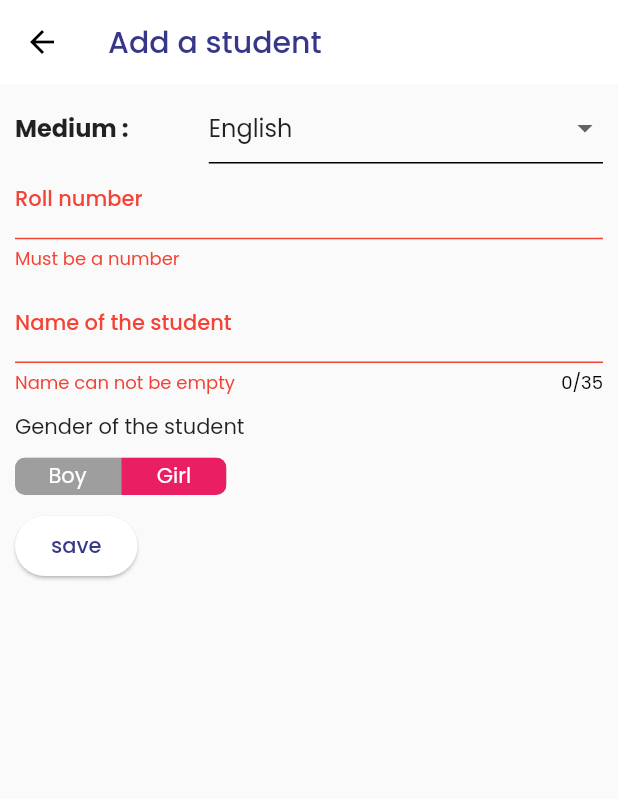
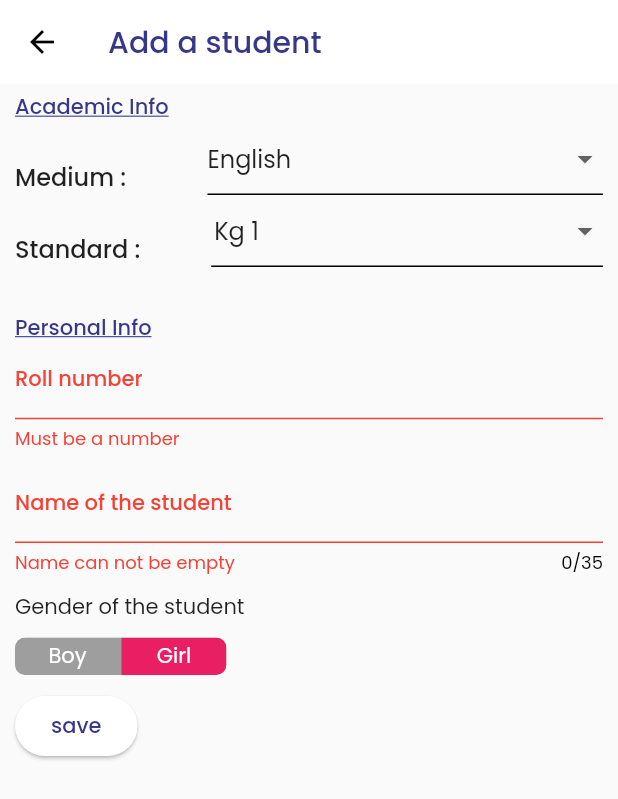
Before and after one commit to HarshMakwana27/blue_saffron_school_app, a Flutter app: the AddStudent screen opened directly, after a tap on "save", on a phone screen of 412 x 824 dp. Shown: the top 799 px of the screen. Run offline on Flutter 3.47's test engine with Material 2 defaults, Android fonts, the phone set to English and light mode, and no system bars; drawn by our look-alikes of toggle_switch; our stand-ins replace google_fonts, transparent_image; missing offline and left inert: dart:ffi.

Commit message:
completed add student form

```diff
--- a/lib/screens/add_student.dart
+++ b/lib/screens/add_student.dart
@@ -1,6 +1,7 @@
 import 'package:flutter/material.dart';
 import 'package:school/model/student.dart';
 import 'package:http/http.dart' as http;
+import 'package:school/screens/home_screen.dart';
 import 'package:school/widgets/student_tile.dart';
 import 'dart:convert';
 
@@ -15,41 +16,130 @@ class AddStudent extends StatefulWidget {
 
 class _AddStudentState extends State<AddStudent> {
   final formKey = GlobalKey<FormState>();
-  String name = '';
-  int rollNo = 0;
+  String? name;
+  int? rollNo;
   Gender? gender;
   Medium medium = Medium.english;
+  Standard standard = Standard.kg1;
 
-  void saveInfo() {
+  bool isLoading = false;
+
+  void saveInfo() async {
     if (formKey.currentState!.validate()) {
-      formKey.currentState!.reset();
-    }
-  }
+      formKey.currentState!.save();
+      isLoading = true;
 
-  void addStudent() async {
-    Student newStudent = Student(
-      key: '1',
-      rollNumber: 1,
-      name: 'Harsh',
-      gender: Gender.male,
-      medium: Medium.english,
-      standard: Standard.kg1,
-    );
-    final url = Uri.https(
-        'bluesaffron-d1ba1-default-rtdb.firebaseio.com', 'students-list.json');
+      final url = Uri.https('bluesaffron-d1ba1-default-rtdb.firebaseio.com',
+          'students-list.json');
 
       final response = await http.post(
         url,
         headers: {'Content-type': 'application/json'},
         body: jsonEncode({
-        'rollNo': newStudent.rollNumber,
-        'name': newStudent.name,
-        'gender': newStudent.gender.toString(),
-        'medium': newStudent.medium.toString(),
-        'standard': newStudent.standard.toString(),
+          'rollNo': rollNo,
+          'name': name,
+          'gender': gender.toString(),
+          'medium': medium.toString(),
+          'standard': standard.toString(),
         }),
       );
-    print(response.body);
+      print(response.statusCode);
+
+      if (!context.mounted) {
+        return;
+      }
+
+      if (response.statusCode >= 400) {
+        // ignore: use_build_context_synchronously
+        showDialog(
+          context: context,
+          barrierLabel: 'okay',
+          builder: (context) => Dialog(
+            shape:
+                RoundedRectangleBorder(borderRadius: BorderRadius.circular(10)),
+            child: Padding(
+              padding: const EdgeInsets.only(bottom: 18, left: 10, right: 10),
+              child: Column(
+                mainAxisSize: MainAxisSize.min,
+                mainAxisAlignment: MainAxisAlignment.start,
+                children: [
+                  Row(
+                    mainAxisAlignment: MainAxisAlignment.end,
+                    children: [
+                      IconButton(
+                        icon: const Icon(Icons.close),
+                        onPressed: () {
+                          Navigator.of(context).pop();
+                        },
+                      ),
+                    ],
+                  ),
+                  const Icon(
+                    Icons.close,
+                    color: Colors.red,
+                    size: 70,
+                  ),
+                  Text("Failed",
+                      style: Theme.of(context)
+                          .textTheme
+                          .headlineSmall!
+                          .copyWith(color: Colors.red)),
+                  const SizedBox(
+                    height: 10,
+                  ),
+                  const Text("'Try again later'"),
+                ],
+              ),
+            ),
+          ),
+        );
+      } else {
+        // ignore: use_build_context_synchronously
+        showDialog(
+          context: context,
+          barrierLabel: 'okay',
+          builder: (context) => Dialog(
+            shape:
+                RoundedRectangleBorder(borderRadius: BorderRadius.circular(10)),
+            child: Padding(
+              padding: const EdgeInsets.only(bottom: 18, left: 10, right: 10),
+              child: Column(
+                mainAxisSize: MainAxisSize.min,
+                mainAxisAlignment: MainAxisAlignment.start,
+                crossAxisAlignment: CrossAxisAlignment.center,
+                children: [
+                  Row(
+                    mainAxisAlignment: MainAxisAlignment.end,
+                    children: [
+                      IconButton(
+                        icon: const Icon(Icons.close),
+                        onPressed: () {
+                          Navigator.of(context).pop();
+                        },
+                      ),
+                    ],
+                  ),
+                  const Icon(
+                    Icons.check,
+                    color: Colors.green,
+                    size: 70,
+                  ),
+                  Text("Success",
+                      style: Theme.of(context)
+                          .textTheme
+                          .headlineSmall!
+                          .copyWith(color: Colors.green)),
+                  const SizedBox(
+                    height: 10,
+                  ),
+                  const Text("'Student added to the list'"),
+                ],
+              ),
+            ),
+          ),
+        );
+      }
+    }
   }
 
   @override
@@ -64,7 +154,8 @@ class _AddStudentState extends State<AddStudent> {
               .copyWith(color: Theme.of(context).colorScheme.primary),
         ),
       ),
-      body: Form(
+      body: SingleChildScrollView(
+        child: Form(
           key: formKey,
           child: Padding(
             padding: const EdgeInsets.symmetric(horizontal: 10, vertical: 5),
@@ -75,15 +166,22 @@ class _AddStudentState extends State<AddStudent> {
                 //   height: 20,
                 //   color: Theme.of(context).colorScheme.primary,
                 // ),
-
+                Text(
+                  'Academic Info',
+                  style: Theme.of(context).textTheme.bodyLarge!.copyWith(
+                        color: Theme.of(context).colorScheme.primary,
+                        decoration: TextDecoration.underline,
+                      ),
+                ),
                 Row(
+                  crossAxisAlignment: CrossAxisAlignment.end,
                   children: [
                     Text(
                       'Medium : ',
                       style: Theme.of(context)
                           .textTheme
                           .titleMedium!
-                        .copyWith(fontWeight: FontWeight.bold),
+                          .copyWith(fontWeight: FontWeight.w500),
                     ),
                     const SizedBox(
                       width: 50,
@@ -91,6 +189,7 @@ class _AddStudentState extends State<AddStudent> {
                     Expanded(
                       child: DropdownButtonFormField<Medium>(
                           value: medium,
+                          isDense: true,
                           items: [
                             DropdownMenuItem(
                               value: Medium.english,
@@ -108,6 +207,54 @@ class _AddStudentState extends State<AddStudent> {
                           }),
                     ),
                   ],
+                ),
+                Row(
+                  crossAxisAlignment: CrossAxisAlignment.end,
+                  children: [
+                    Text(
+                      'Standard : ',
+                      style: Theme.of(context)
+                          .textTheme
+                          .titleMedium!
+                          .copyWith(fontWeight: FontWeight.w500),
+                    ),
+                    const SizedBox(
+                      width: 43,
+                    ),
+                    Expanded(
+                      child: DropdownButtonFormField<Standard>(
+                          alignment: Alignment.bottomCenter,
+                          value: standard,
+                          isDense: true,
+                          items: const [
+                            DropdownMenuItem(
+                              value: Standard.kg1,
+                              child: Text('Kg 1'),
+                            ),
+                            DropdownMenuItem(
+                              value: Standard.kg2,
+                              child: Text('Kg 2'),
+                            )
+                          ],
+                          onChanged: (value) {
+                            setState(() {
+                              standard = value!;
+                            });
+                          }),
+                    ),
+                  ],
+                ),
+
+                const SizedBox(
+                  height: 30,
+                ),
+
+                Text(
+                  'Personal Info',
+                  style: Theme.of(context).textTheme.bodyLarge!.copyWith(
+                        color: Theme.of(context).colorScheme.primary,
+                        decoration: TextDecoration.underline,
+                      ),
                 ),
 
                 TextFormField(
@@ -151,6 +298,7 @@ class _AddStudentState extends State<AddStudent> {
                     name = value!;
                   },
                 ),
+
                 const SizedBox(
                   height: 10,
                 ),
@@ -190,6 +338,7 @@ class _AddStudentState extends State<AddStudent> {
             ),
           ),
         ),
+      ),
     );
   }
 }
--- a/lib/screens/students_list.dart
+++ b/lib/screens/students_list.dart
@@ -71,7 +71,6 @@ class _StudentsListState extends State<StudentsList> {
             standard: standard,
           ),
         );
-        print(tempList.length);
       }
 
       setState(() {
--- a/lib/widgets/student_tile.dart
+++ b/lib/widgets/student_tile.dart
@@ -21,11 +21,11 @@ class StudentTile extends StatelessWidget {
           style: Theme.of(context).textTheme.headlineSmall,
         ),
         title: Text(
-          student.name.capitalize(),
+          student.name,
           style: Theme.of(context).textTheme.titleLarge,
         ),
         subtitle: Row(
-          children: [Text('${student.medium.name.capitalize()} Medium')],
+          children: [Text('${student.medium.name} Medium')],
         ),
         trailing: const Icon(
           Icons.abc,
```
Lines whose indentation alone changed are shown as unchanged.
